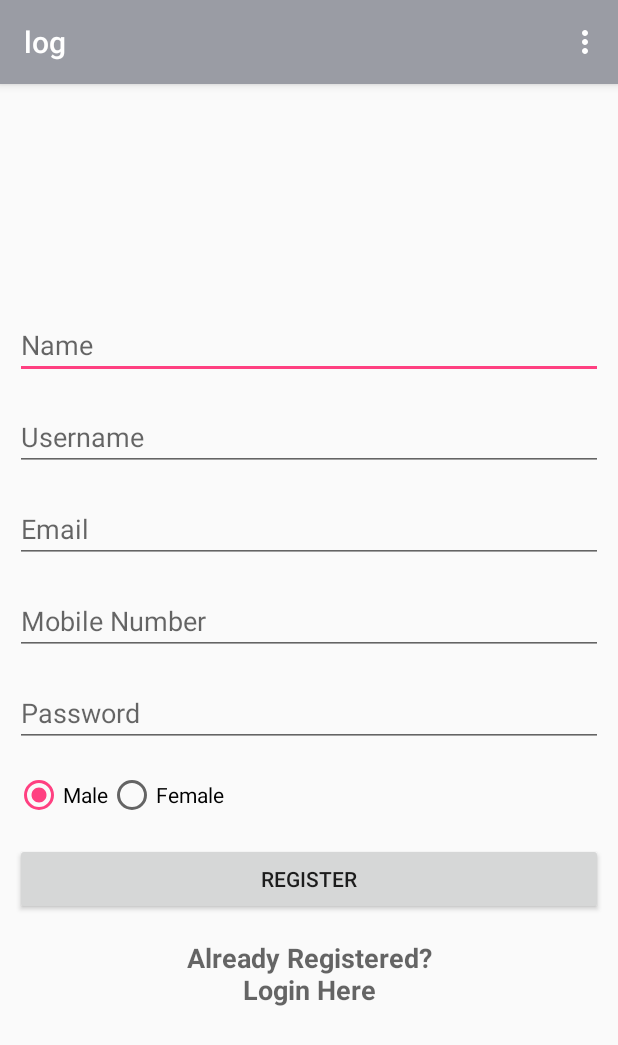
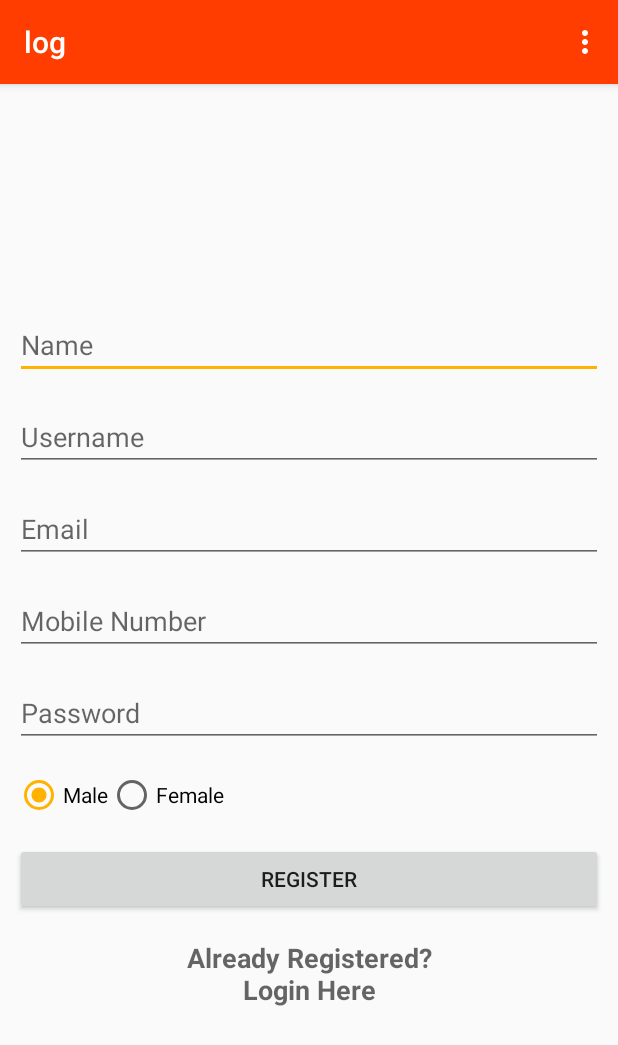
Before and after one commit to yashkpatel/teamspotter, an Android app: the screen it shows after launch (MainActivity), on a phone screen of 412 x 824 dp. Shown: the top 1045 px of the screen. Run offline under Robolectric (Android 15) with nearby library versions, the phone set to English and light mode, and no system bars.

Commit message:
icons and other stuff

```diff
--- a/app/src/main/res/values/colors.xml
+++ b/app/src/main/res/values/colors.xml
@@ -1,7 +1,7 @@
 <?xml version="1.0" encoding="utf-8"?>
 <resources>
-    <color name="colorPrimary">#9a9ca4</color>
-    <color name="colorPrimaryDark">#707178</color>
-    <color name="colorAccent">#FF4081</color>
-    <color name="colorSpinner">#cd25a91f</color>
+    <color name="colorPrimary">#ff3d00</color>
+    <color name="colorPrimaryDark">#c30000</color>
+    <color name="colorAccent">#ffb300</color>
+    <color name="colorSpinner">#ffe54c</color>
 </resources>
```
